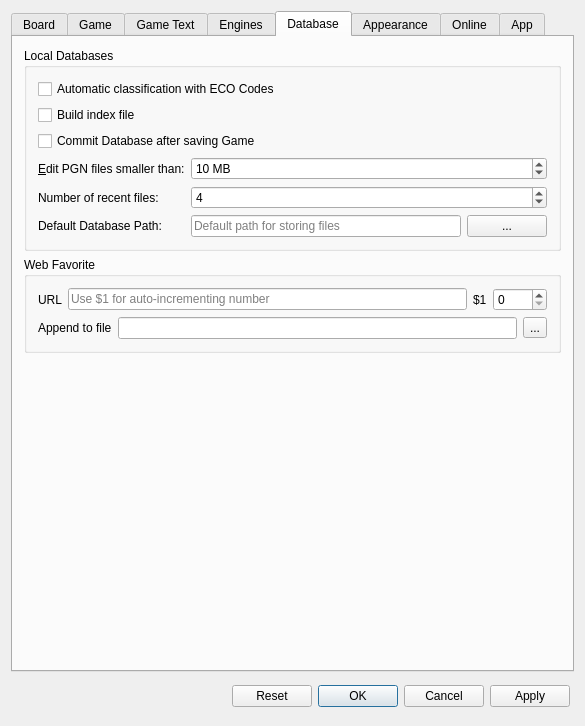
Above: src/dialogs/preferences.ui from Isarhamster/chessx before the change. Below: the same form after it.
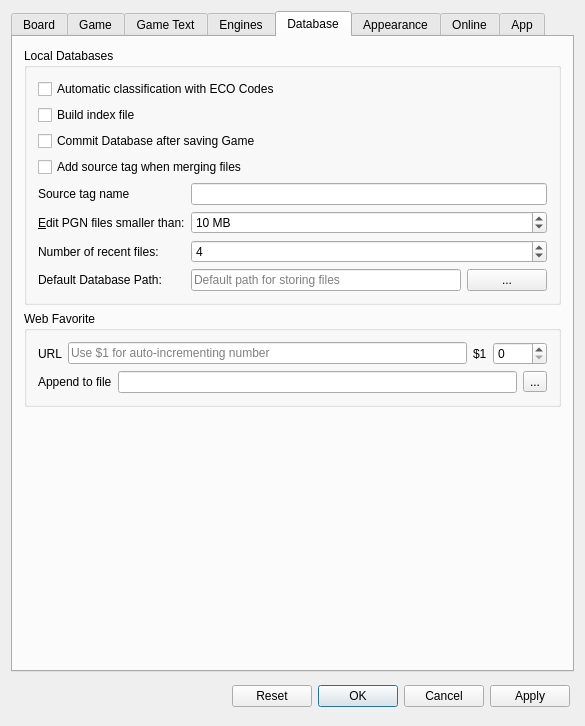
That is the form after the change. Icons and pictures are not drawn. Custom widgets are drawn as their Qt base class.

Commit message: Add optional source tag when merging databases

What changed in the file:
```diff
--- a/src/dialogs/preferences.ui
+++ b/src/dialogs/preferences.ui
@@ -1082,9 +1082,16 @@
             </property>
            </widget>
           </item>
+          <item>
+           <widget class="QCheckBox" name="mergeAddSource">
+            <property name="text">
+             <string>Add source tag when merging files</string>
+            </property>
+           </widget>
+          </item>
           <item>
            <layout class="QGridLayout" name="gridLayout4">
-            <item row="3" column="1">
+            <item row="4" column="1">
              <layout class="QHBoxLayout" name="horizontalLayout_5">
               <item>
                <widget class="QLineEdit" name="defaultDataBasePath">
@@ -1109,32 +1116,6 @@
              </layout>
             </item>
             <item row="3" column="0">
-             <widget class="QLabel" name="lbDataBasePath">
-              <property name="sizePolicy">
-               <sizepolicy hsizetype="Preferred" vsizetype="Preferred">
-                <horstretch>0</horstretch>
-                <verstretch>0</verstretch>
-               </sizepolicy>
-              </property>
-              <property name="text">
-               <string>Default Database Path:</string>
-              </property>
-              <property name="buddy">
-               <cstring>defaultDataBasePath</cstring>
-              </property>
-             </widget>
-            </item>
-            <item row="2" column="1">
-             <widget class="QSpinBox" name="spinBoxRecentFiles">
-              <property name="maximum">
-               <number>10</number>
-              </property>
-              <property name="value">
-               <number>4</number>
-              </property>
-             </widget>
-            </item>
-            <item row="2" column="0">
              <widget class="QLabel" name="lbRecentFiles">
               <property name="text">
                <string>Number of recent files:</string>
@@ -1144,17 +1125,7 @@
               </property>
              </widget>
             </item>
-            <item row="1" column="0">
-             <widget class="QLabel" name="lbLimitSpin">
-              <property name="text">
-               <string>&amp;Edit PGN files smaller than:</string>
-              </property>
-              <property name="buddy">
-               <cstring>limitSpin</cstring>
-              </property>
-             </widget>
-            </item>
-            <item row="1" column="1">
+            <item row="2" column="1">
              <widget class="QSpinBox" name="limitSpin">
               <property name="suffix">
                <string> MB</string>
@@ -1170,6 +1141,59 @@
               </property>
              </widget>
             </item>
+            <item row="3" column="1">
+             <widget class="QSpinBox" name="spinBoxRecentFiles">
+              <property name="maximum">
+               <number>10</number>
+              </property>
+              <property name="value">
+               <number>4</number>
+              </property>
+             </widget>
+            </item>
+            <item row="4" column="0">
+             <widget class="QLabel" name="lbDataBasePath">
+              <property name="sizePolicy">
+               <sizepolicy hsizetype="Preferred" vsizetype="Preferred">
+                <horstretch>0</horstretch>
+                <verstretch>0</verstretch>
+               </sizepolicy>
+              </property>
+              <property name="text">
+               <string>Default Database Path:</string>
+              </property>
+              <property name="buddy">
+               <cstring>defaultDataBasePath</cstring>
+              </property>
+             </widget>
+            </item>
+            <item row="2" column="0">
+             <widget class="QLabel" name="lbLimitSpin">
+              <property name="text">
+               <string>&amp;Edit PGN files smaller than:</string>
+              </property>
+              <property name="buddy">
+               <cstring>limitSpin</cstring>
+              </property>
+             </widget>
+            </item>
+            <item row="1" column="0">
+             <widget class="QLabel" name="label_24">
+              <property name="text">
+               <string>Source tag name</string>
+              </property>
+             </widget>
+            </item>
+            <item row="1" column="1">
+             <widget class="QLineEdit" name="mergeAddTag">
+              <property name="sizePolicy">
+               <sizepolicy hsizetype="Minimum" vsizetype="Fixed">
+                <horstretch>0</horstretch>
+                <verstretch>0</verstretch>
+               </sizepolicy>
+              </property>
+             </widget>
+            </item>
            </layout>
           </item>
          </layout>
```
Left out of the diff: 1 changed line with no effect on the pictures. The commit also changes 5 other files.
